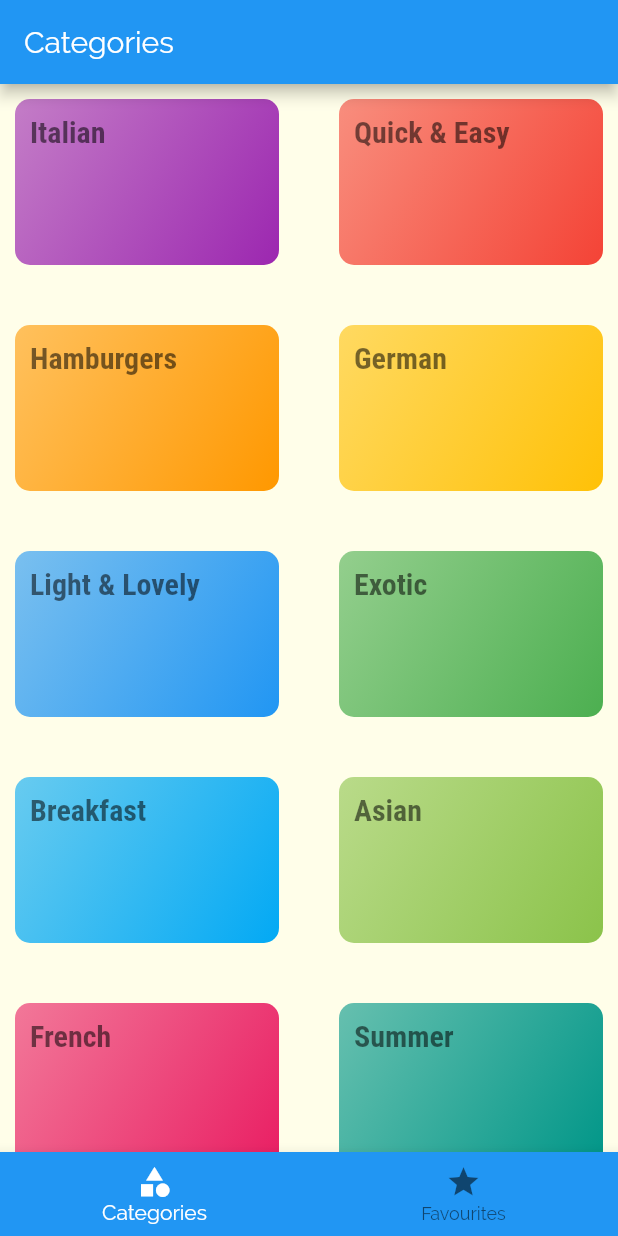
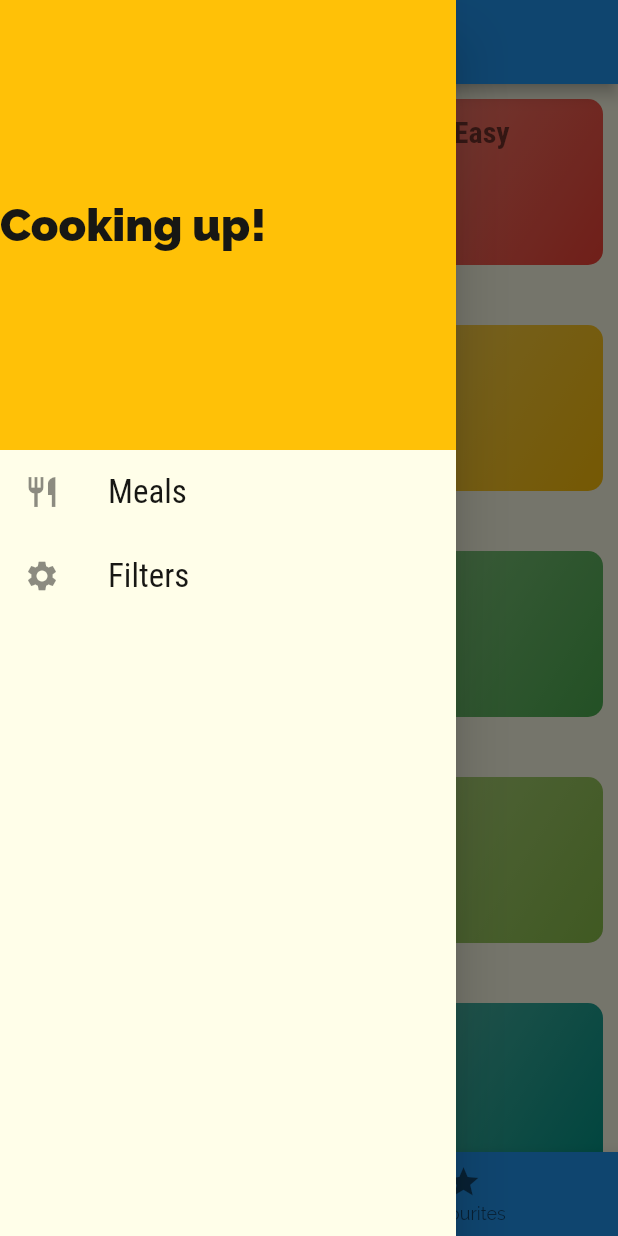
Before and after one commit to cranium44/meal_app_tutorial, a Flutter app: the screen it shows after launch, with the side drawer open (before the commit the screen has no drawer), on a phone screen of 412 x 824 dp. Run offline on Flutter 3.47's test engine with Material 2 defaults, Android fonts, the phone set to English and light mode, and no system bars.

Commit message:
create nav drawer

```diff
--- a/lib/main.dart
+++ b/lib/main.dart
@@ -1,5 +1,5 @@
 import 'package:flutter/material.dart';
-import 'package:meal_app_tutorial/screens/home/home_page.dart';
+import 'package:meal_app_tutorial/screens/home/categories_screen.dart';
 import 'package:meal_app_tutorial/screens/meal-detail/meal_detail_screen.dart';
 import 'package:meal_app_tutorial/screens/meals/category_meals_screen.dart';
 import 'package:meal_app_tutorial/screens/tab/tab_screen.dart';
--- a/lib/screens/tab/tab_screen.dart
+++ b/lib/screens/tab/tab_screen.dart
@@ -1,6 +1,7 @@
 import 'package:flutter/material.dart';
 import 'package:meal_app_tutorial/screens/favourites_screen.dart';
-import 'package:meal_app_tutorial/screens/home/home_page.dart';
+import 'package:meal_app_tutorial/screens/home/categories_screen.dart';
+import 'package:meal_app_tutorial/widgets/drawer.dart';
 
 class TabScreen extends StatefulWidget {
   @override
@@ -36,6 +37,7 @@ class _TabScreenState extends State<TabScreen> {
         appBar: AppBar(
           title: Text(_pages[_pageSelectedIndex]['title']),
         ),
+        drawer: MainDrawer(),
         body: _pages[_pageSelectedIndex]['page'] as Widget,
         bottomNavigationBar: BottomNavigationBar(
             backgroundColor: Theme.of(context).primaryColor,
--- /dev/null
+++ b/lib/widgets/drawer.dart
@@ -0,0 +1,41 @@
+import 'package:flutter/material.dart';
+
+class MainDrawer extends StatelessWidget {
+  Widget _buildListTile(String title, IconData icon, Function handler) {
+    return ListTile(
+      leading: Icon(icon),
+      title: Text(
+        title,
+        style: TextStyle(fontFamily: 'RobotoCondensed', fontSize: 22),
+      ),
+      onTap: handler,
+    );
+  }
+
+  @override
+  Widget build(BuildContext context) {
+    return Drawer(
+      child: Column(
+        children: [
+          Container(
+            height: 300,
+            width: double.infinity,
+            color: Theme.of(context).accentColor,
+            alignment: Alignment.centerLeft,
+            child: Text(
+              "Cooking up!",
+              style: Theme.of(context)
+                  .textTheme
+                  .bodyText1
+                  .copyWith(fontSize: 30, fontWeight: FontWeight.w900),
+            ),
+          ),
+          _buildListTile("Meals", Icons.restaurant, () {
+            Navigator.of(context).pushNamed('/');
+          }),
+          _buildListTile('Filters', Icons.settings, () {}),
+        ],
+      ),
+    );
+  }
+}
```
Also changed, not shown: lib/screens/home/categories_screen.dart (renamed from lib/screens/home/home_page.dart).
